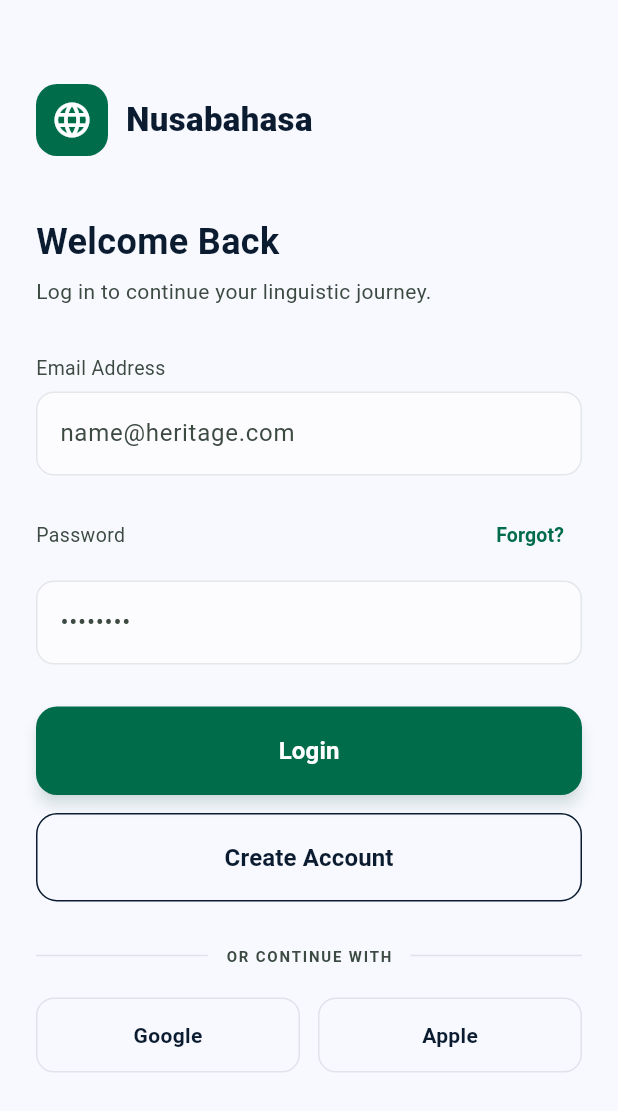
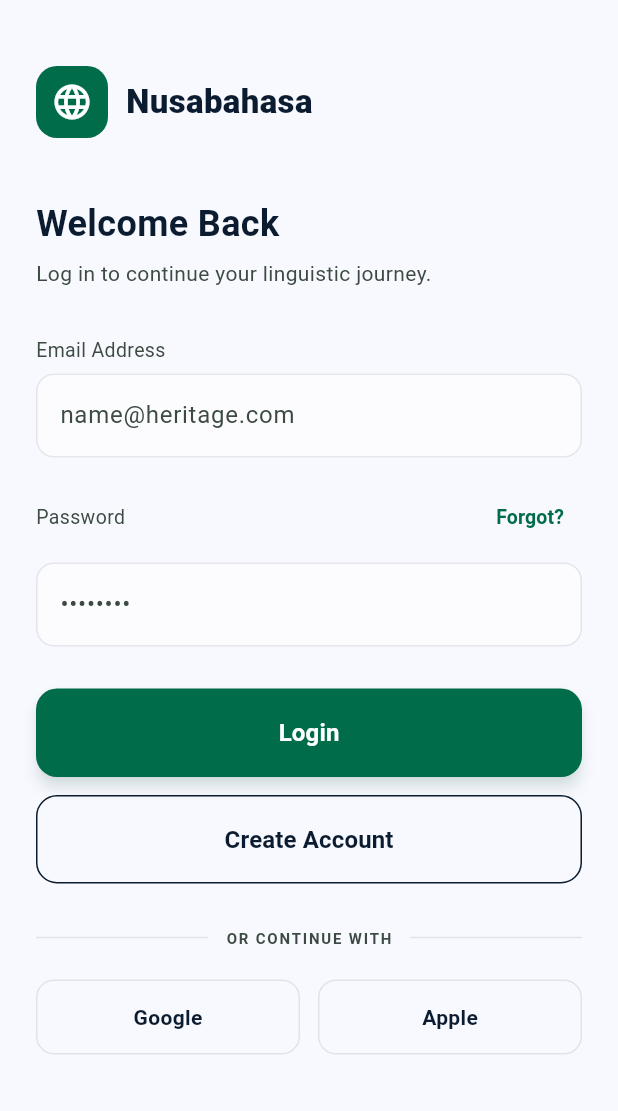
Before and after one commit to Fred-CodeCrafts/Tutur, a Flutter app: the screen it shows after launch, on a phone screen of 412 x 824 dp. Shown: the top 1111 px of the screen. Run offline on Flutter 3.47's test engine with Material 3 defaults, Android fonts, the phone set to English and light mode, and no system bars; our stand-ins replace flutter_secure_storage, shared_preferences; Roboto replaces fonts that are missing (Lexend, PlusJakartaSans).

Commit message:
dah ke fix overflownya

```diff
--- a/fe/mobile/lib/pages/login_page.dart
+++ b/fe/mobile/lib/pages/login_page.dart
@@ -41,7 +41,7 @@ class _LoginPageState extends State<LoginPage> {
       backgroundColor: AppColors.background,
       body: SafeArea(
         child: SingleChildScrollView(
-          padding: const EdgeInsets.all(24),
+          padding: const EdgeInsets.only(left: 24, top: 12, right: 24, bottom: 24),
           child: Column(
             crossAxisAlignment: CrossAxisAlignment.start,
             children: [
--- a/fe/mobile/lib/pages/profile_page.dart
+++ b/fe/mobile/lib/pages/profile_page.dart
@@ -61,7 +61,7 @@ class ProfilePage extends StatelessWidget {
                     ),
                   ),
                   const Text(
-                    'Senior Javanese Contributor • Level 12',
+                    'Senior Javanese Contributor',
                     style: TextStyle(
                       fontFamily: 'Lexend',
                       fontSize: 13,
```
Also changed, not shown: fe/mobile/lib/pages/contribute_page.dart (+1 -14 lines).
